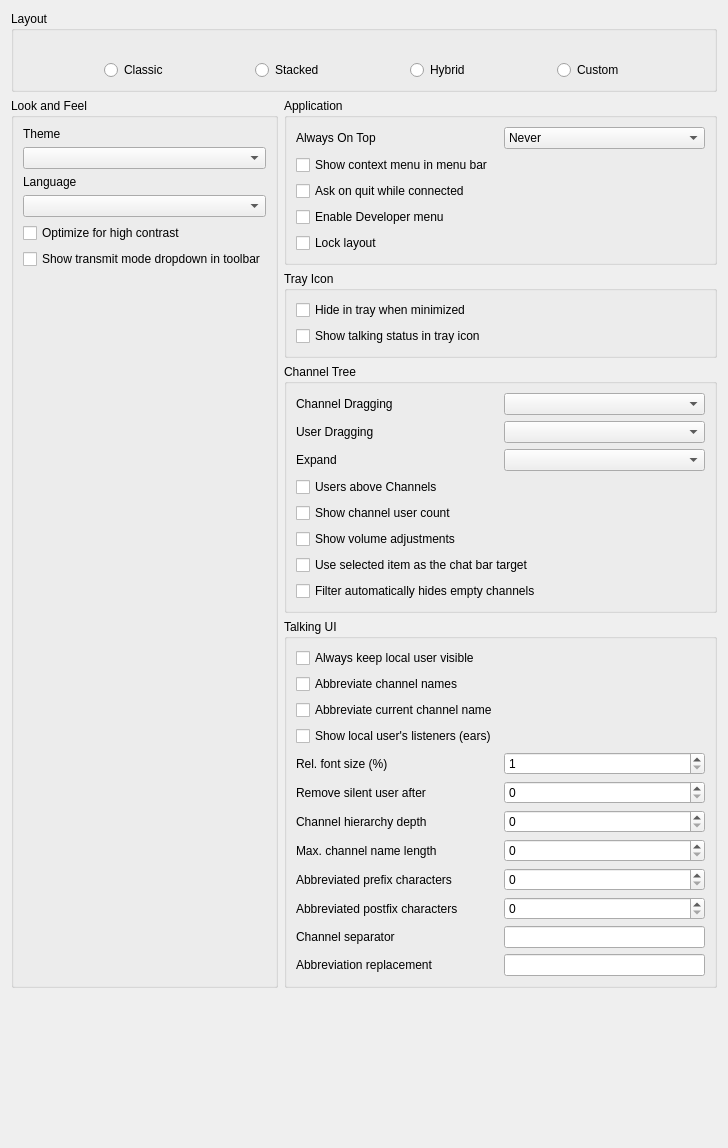
Above: src/mumble/LookConfig.ui from mumble-voip/mumble before the change. Below: the same form after it.
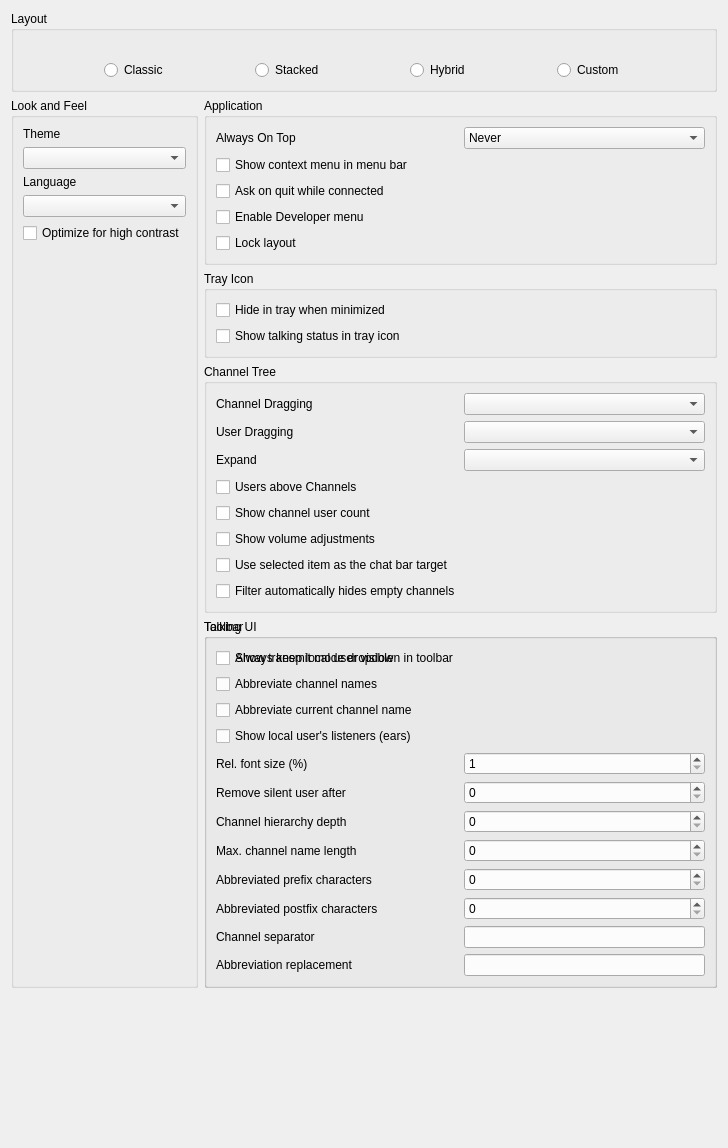
That is the form after the change. Icons and pictures are not drawn. Custom widgets are drawn as their Qt base class.

Commit message: Move toolbar options to separate group

```diff
--- a/src/mumble/LookConfig.ui
+++ b/src/mumble/LookConfig.ui
@@ -485,13 +485,6 @@
         </property>
        </widget>
       </item>
-      <item row="5" column="0" colspan="2">
-       <widget class="QCheckBox" name="qcbShowTransmitModeComboBox">
-        <property name="text">
-         <string>Show transmit mode dropdown in toolbar</string>
-        </property>
-       </widget>
-      </item>
       <item row="4" column="0" colspan="2">
        <widget class="QCheckBox" name="qcbHighContrast">
         <property name="toolTip">
@@ -502,7 +495,7 @@
         </property>
        </widget>
       </item>
-      <item row="6" column="0">
+      <item row="5" column="0">
        <spacer name="verticalSpacer">
         <property name="orientation">
          <enum>Qt::Vertical</enum>
@@ -662,7 +655,7 @@
      </layout>
     </widget>
    </item>
-   <item row="5" column="1">
+   <item row="6" column="1">
     <spacer name="horizontalSpacer">
      <property name="orientation">
       <enum>Qt::Horizontal</enum>
@@ -782,7 +775,7 @@
      </layout>
     </widget>
    </item>
-   <item row="6" column="1">
+   <item row="7" column="1">
     <spacer name="verticalSpacer_2">
      <property name="orientation">
       <enum>Qt::Vertical</enum>
@@ -795,6 +788,22 @@
      </property>
     </spacer>
    </item>
+   <item row="4" column="1">
+    <widget class="QGroupBox" name="qgbToolbar">
+     <property name="title">
+      <string>Toolbar</string>
+     </property>
+     <layout class="QFormLayout" name="formLayout">
+      <item row="0" column="0">
+       <widget class="QCheckBox" name="qcbShowTransmitModeComboBox">
+        <property name="text">
+         <string>Show transmit mode dropdown in toolbar</string>
+        </property>
+       </widget>
+      </item>
+     </layout>
+    </widget>
+   </item>
   </layout>
  </widget>
  <customwidgets>
```
